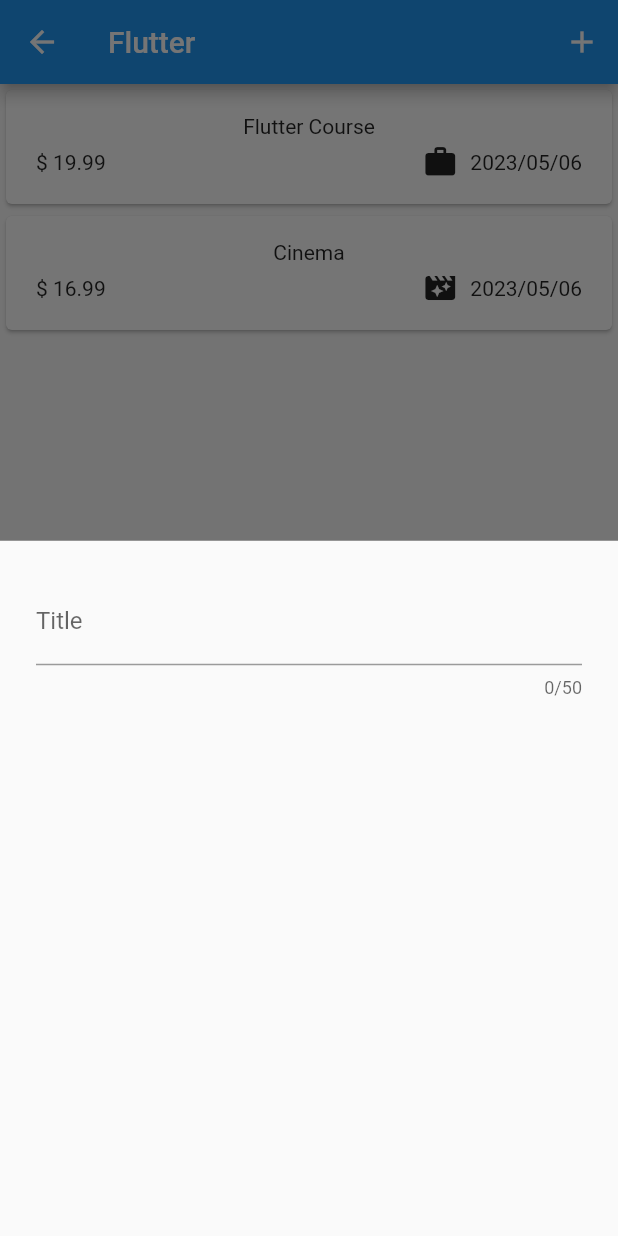
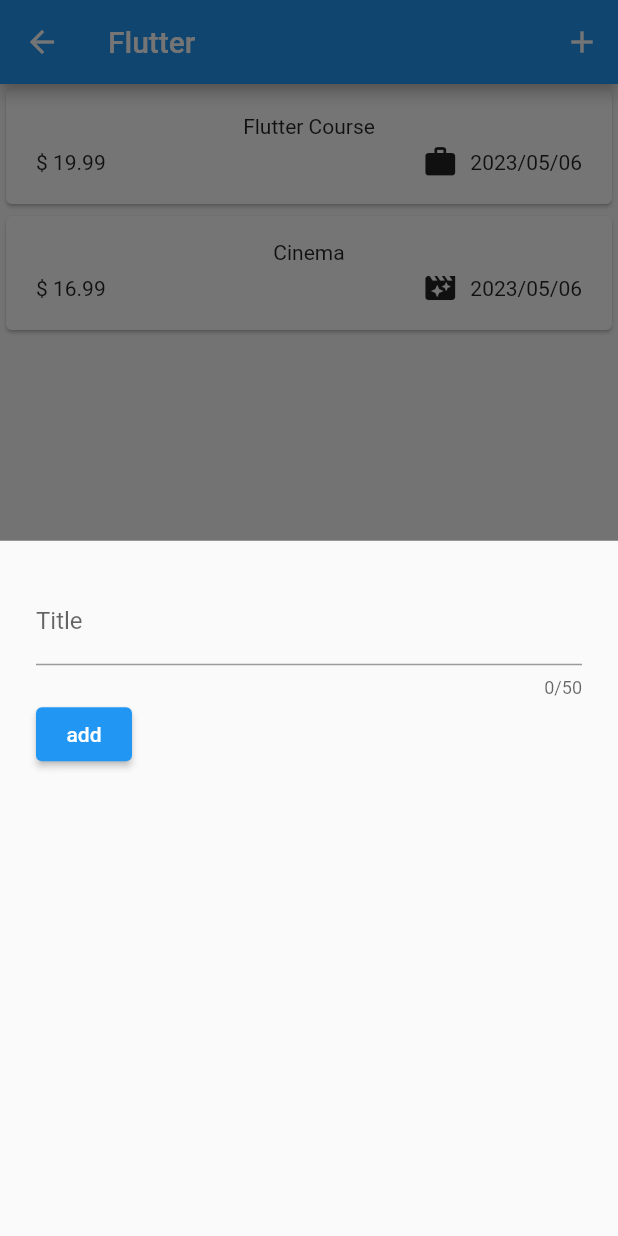
Before and after one commit to AndreiChristian/Flutter, a Flutter app: the Expenses screen opened directly, after a tap on the "add" icon, on a phone screen of 412 x 824 dp. Run offline on Flutter 3.47's test engine with Material 2 defaults, Android fonts, the phone set to English and light mode, and no system bars.

Commit message:
getting user input

```diff
--- a/expense_tracker/lib/expenses/widgets/new_expense.dart
+++ b/expense_tracker/lib/expenses/widgets/new_expense.dart
@@ -10,16 +10,32 @@ class NewExpense extends StatefulWidget {
 }
 
 class _NewExpenseState extends State<NewExpense> {
+  final _titleControler = TextEditingController();
+
+  void _saveTitleInput(String inputValue) {}
+
   @override
   Widget build(BuildContext context) {
     return Padding(
       padding: const EdgeInsets.all(16),
-      child: Column(children: const [
+      child: Column(children: [
         TextField(
+          onChanged: _saveTitleInput,
           maxLength: 50,
-          decoration: InputDecoration(label: Text("Title")),
+          decoration: const InputDecoration(label: Text("Title")),
+        ),
+        Row(
+          children: [
+            ElevatedButton(onPressed: () {}, child: const Text("add"))
+          ],
         )
       ]),
     );
   }
+
+  @override
+  void dispose() {
+    _titleControler.dispose();
+    super.dispose();
+  }
 }
```
